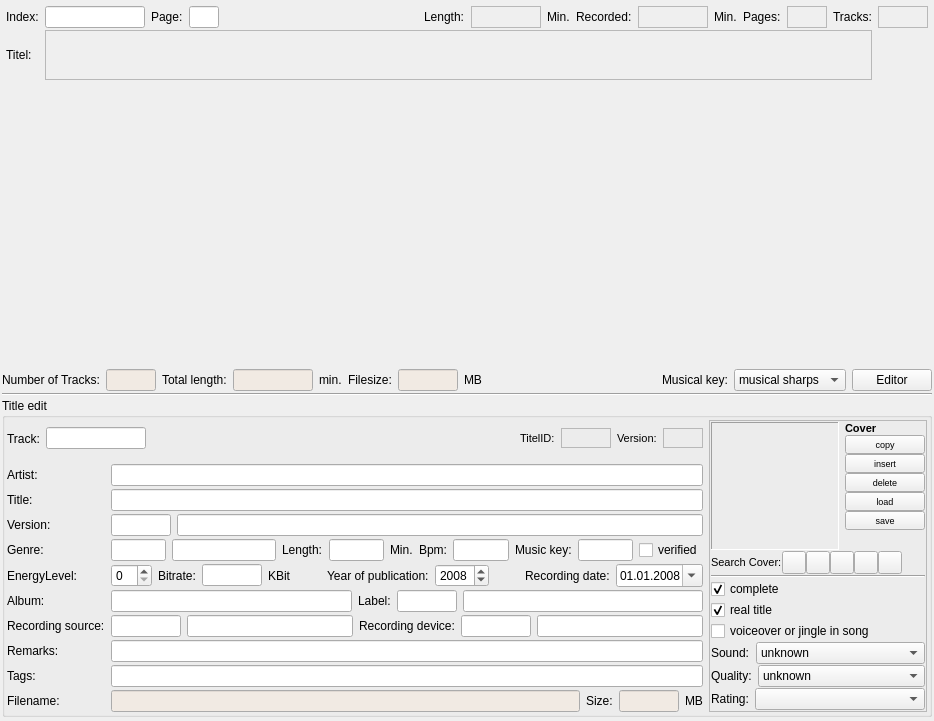
Above: src/editor/edit.ui from pfedick/winmusik before the change. Below: the same form after it.
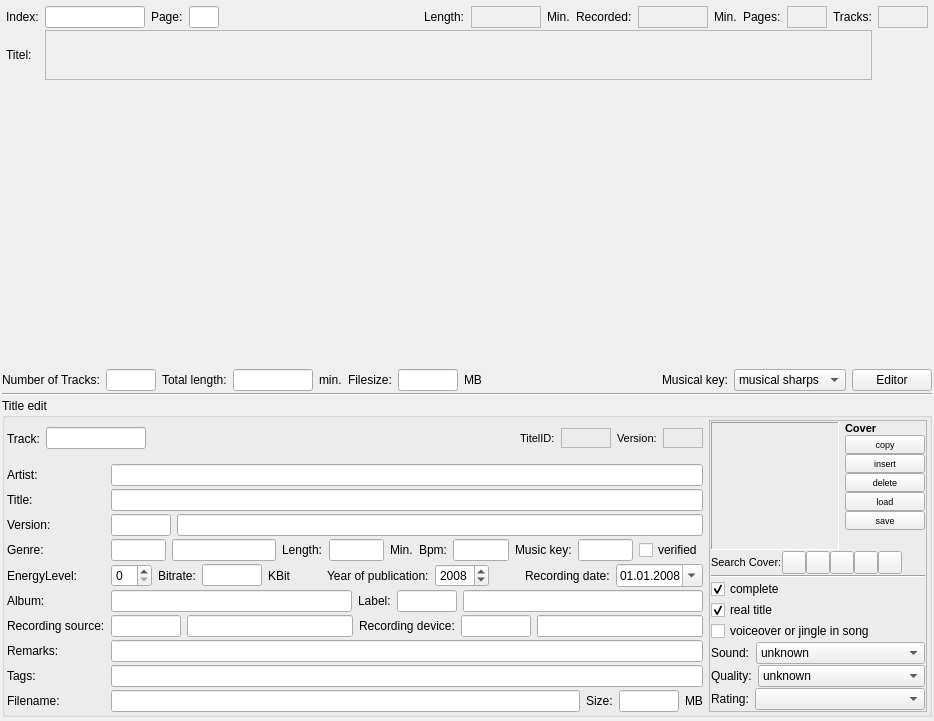
That is the form after the change. Icons and pictures are not drawn. Custom widgets are drawn as their Qt base class.

The edit to the form file:
```diff
--- a/src/editor/edit.ui
+++ b/src/editor/edit.ui
@@ -442,43 +442,6 @@
          <height>16777215</height>
         </size>
        </property>
-       <property name="palette">
-        <palette>
-         <active>
-          <colorrole role="Base">
-           <brush brushstyle="SolidPattern">
-            <color alpha="255">
-             <red>241</red>
-             <green>234</green>
-             <blue>227</blue>
-            </color>
-           </brush>
-          </colorrole>
-         </active>
-         <inactive>
-          <colorrole role="Base">
-           <brush brushstyle="SolidPattern">
-            <color alpha="255">
-             <red>241</red>
-             <green>234</green>
-             <blue>227</blue>
-            </color>
-           </brush>
-          </colorrole>
-         </inactive>
-         <disabled>
-          <colorrole role="Base">
-           <brush brushstyle="SolidPattern">
-            <color alpha="255">
-             <red>239</red>
-             <green>235</green>
-             <blue>231</blue>
-            </color>
-           </brush>
-          </colorrole>
-         </disabled>
-        </palette>
-       </property>
        <property name="readOnly">
         <bool>true</bool>
        </property>
@@ -499,43 +462,6 @@
          <height>16777215</height>
         </size>
        </property>
-       <property name="palette">
-        <palette>
-         <active>
-          <colorrole role="Base">
-           <brush brushstyle="SolidPattern">
-            <color alpha="255">
-             <red>241</red>
-             <green>234</green>
-             <blue>227</blue>
-            </color>
-           </brush>
-          </colorrole>
-         </active>
-         <inactive>
-          <colorrole role="Base">
-           <brush brushstyle="SolidPattern">
-            <color alpha="255">
-             <red>241</red>
-             <green>234</green>
-             <blue>227</blue>
-            </color>
-           </brush>
-          </colorrole>
-         </inactive>
-         <disabled>
-          <colorrole role="Base">
-           <brush brushstyle="SolidPattern">
-            <color alpha="255">
-             <red>239</red>
-             <green>235</green>
-             <blue>231</blue>
-            </color>
-           </brush>
-          </colorrole>
-         </disabled>
-        </palette>
-       </property>
        <property name="alignment">
         <set>Qt::AlignRight|Qt::AlignTrailing|Qt::AlignVCenter</set>
        </property>
@@ -566,43 +492,6 @@
          <height>16777215</height>
         </size>
        </property>
-       <property name="palette">
-        <palette>
-         <active>
-          <colorrole role="Base">
-           <brush brushstyle="SolidPattern">
-            <color alpha="255">
-             <red>241</red>
-             <green>234</green>
-             <blue>227</blue>
-            </color>
-           </brush>
-          </colorrole>
-         </active>
-         <inactive>
-          <colorrole role="Base">
-           <brush brushstyle="SolidPattern">
-            <color alpha="255">
-             <red>241</red>
-             <green>234</green>
-             <blue>227</blue>
-            </color>
-           </brush>
-          </colorrole>
-         </inactive>
-         <disabled>
-          <colorrole role="Base">
-           <brush brushstyle="SolidPattern">
-            <color alpha="255">
-             <red>239</red>
-             <green>235</green>
-             <blue>231</blue>
-            </color>
-           </brush>
-          </colorrole>
-         </disabled>
-        </palette>
-       </property>
        <property name="alignment">
         <set>Qt::AlignRight|Qt::AlignTrailing|Qt::AlignVCenter</set>
        </property>
@@ -1484,43 +1373,6 @@
               </property>
               <item>
                <widget class="QLineEdit" name="filename">
-                <property name="palette">
-                 <palette>
-                  <active>
-                   <colorrole role="Base">
-                    <brush brushstyle="SolidPattern">
-                     <color alpha="255">
-                      <red>241</red>
-                      <green>234</green>
-                      <blue>227</blue>
-                     </color>
-                    </brush>
-                   </colorrole>
-                  </active>
-                  <inactive>
-                   <colorrole role="Base">
-                    <brush brushstyle="SolidPattern">
-                     <color alpha="255">
-                      <red>241</red>
-                      <green>234</green>
-                      <blue>227</blue>
-                     </color>
-                    </brush>
-                   </colorrole>
-                  </inactive>
-                  <disabled>
-                   <colorrole role="Base">
-                    <brush brushstyle="SolidPattern">
-                     <color alpha="255">
-                      <red>239</red>
-                      <green>235</green>
-                      <blue>231</blue>
-                     </color>
-                    </brush>
-                   </colorrole>
-                  </disabled>
-                 </palette>
-                </property>
                 <property name="readOnly">
                  <bool>true</bool>
                 </property>
@@ -1541,43 +1393,6 @@
                   <height>16777215</height>
                  </size>
                 </property>
-                <property name="palette">
-                 <palette>
-                  <active>
-                   <colorrole role="Base">
-                    <brush brushstyle="SolidPattern">
-                     <color alpha="255">
-                      <red>241</red>
-                      <green>234</green>
-                      <blue>227</blue>
-                     </color>
-                    </brush>
-                   </colorrole>
-                  </active>
-                  <inactive>
-                   <colorrole role="Base">
-                    <brush brushstyle="SolidPattern">
-                     <color alpha="255">
-                      <red>241</red>
-                      <green>234</green>
-                      <blue>227</blue>
-                     </color>
-                    </brush>
-                   </colorrole>
-                  </inactive>
-                  <disabled>
-                   <colorrole role="Base">
-                    <brush brushstyle="SolidPattern">
-                     <color alpha="255">
-                      <red>239</red>
-                      <green>235</green>
-                      <blue>231</blue>
-                     </color>
-                    </brush>
-                   </colorrole>
-                  </disabled>
-                 </palette>
-                </property>
                 <property name="alignment">
                  <set>Qt::AlignRight|Qt::AlignTrailing|Qt::AlignVCenter</set>
                 </property>
```
Left out of the diff: 36 changed lines with no effect on the pictures.
